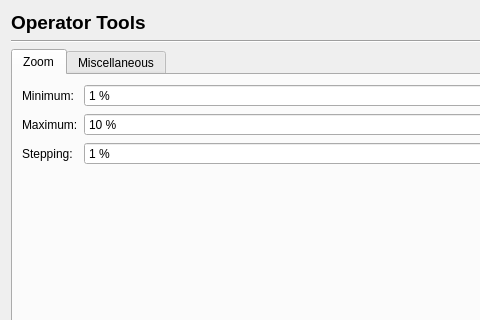
Before: the Qt Designer form scribus/ui/prefs_operatortoolsbase.ui in scribusproject/scribus, drawn with Qt 5; both pictures show x 0 to 480 and y 0 to 320 of the 579 by 495 pixel window.
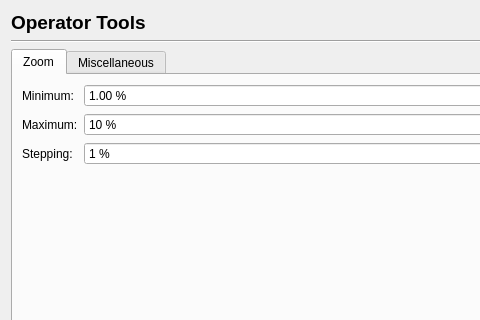
After: the same form once the commit is applied. Custom widgets are drawn as their Qt base class.

Commit message: Fix other cases of ScrSpinBox being declared with wrong base class in ui files

```diff
--- a/scribus/ui/prefs_operatortoolsbase.ui
+++ b/scribus/ui/prefs_operatortoolsbase.ui
@@ -266,7 +266,7 @@
  <customwidgets>
   <customwidget>
    <class>ScrSpinBox</class>
-   <extends>QSpinBox</extends>
+   <extends>QDoubleSpinBox</extends>
    <header location="global">ui/scrspinbox.h</header>
   </customwidget>
  </customwidgets>
```
The commit also changes 10 other files.
